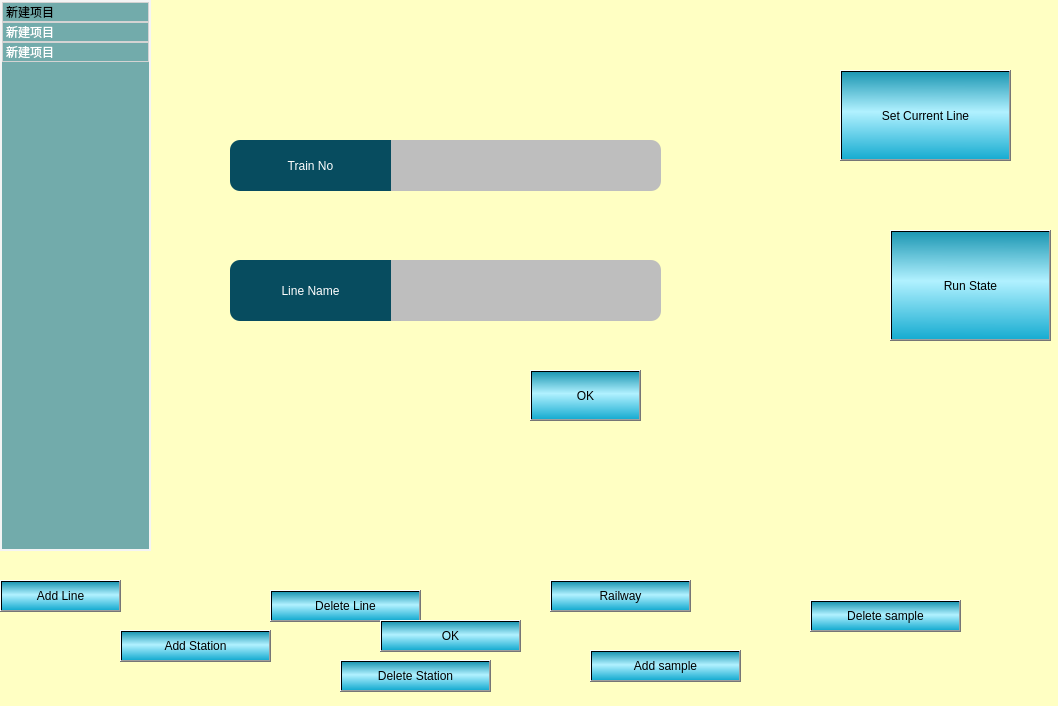
The window that TrainLineEditPkg/trainlinepanel.ui (zhangxuran11/TrainLineEdit) describes before a commit, drawn with Qt 5.
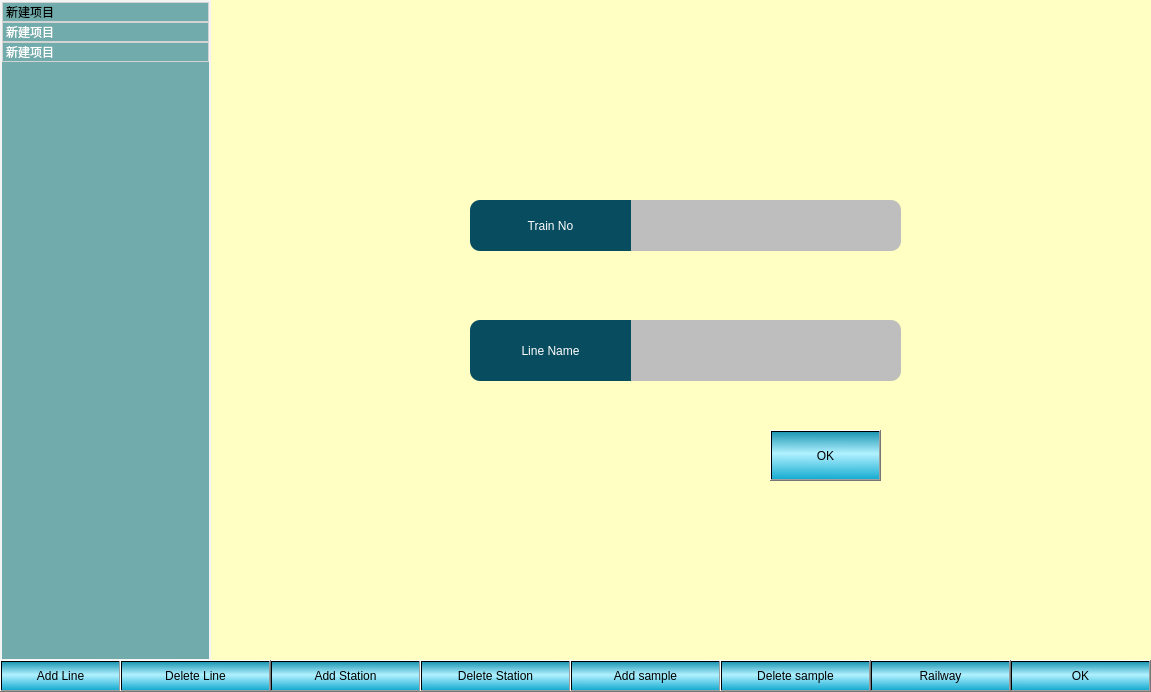
The same window after the commit. The open tabs and pages were chosen to show the change.

Patch:
```diff
--- a/TrainLineEditPkg/trainlinepanel.ui
+++ b/TrainLineEditPkg/trainlinepanel.ui
@@ -6,8 +6,8 @@
    <rect>
     <x>0</x>
     <y>0</y>
-    <width>1058</width>
-    <height>706</height>
+    <width>1151</width>
+    <height>692</height>
    </rect>
   </property>
   <property name="windowTitle">
@@ -23,8 +23,8 @@
     <rect>
      <x>0</x>
      <y>0</y>
-     <width>151</width>
-     <height>551</height>
+     <width>211</width>
+     <height>661</height>
     </rect>
    </property>
    <property name="styleSheet">
@@ -111,10 +111,10 @@
   <widget class="QStackedWidget" name="stackedWidget">
    <property name="geometry">
     <rect>
-     <x>150</x>
+     <x>210</x>
      <y>0</y>
-     <width>651</width>
-     <height>551</height>
+     <width>941</width>
+     <height>661</height>
     </rect>
    </property>
    <property name="styleSheet">
@@ -127,8 +127,8 @@
     <widget class="QPushButton" name="add_line_ok_btn">
      <property name="geometry">
       <rect>
-       <x>380</x>
-       <y>370</y>
+       <x>560</x>
+       <y>430</y>
        <width>111</width>
        <height>51</height>
       </rect>
@@ -147,8 +147,8 @@
     <widget class="QPushButton" name="line_name_lineEdit">
      <property name="geometry">
       <rect>
-       <x>240</x>
-       <y>260</y>
+       <x>420</x>
+       <y>320</y>
        <width>271</width>
        <height>61</height>
       </rect>
@@ -167,8 +167,8 @@
     <widget class="QLabel" name="label">
      <property name="geometry">
       <rect>
-       <x>80</x>
-       <y>260</y>
+       <x>260</x>
+       <y>320</y>
        <width>161</width>
        <height>61</height>
       </rect>
@@ -191,8 +191,8 @@
     <widget class="QPushButton" name="train_id_lineEdit">
      <property name="geometry">
       <rect>
-       <x>240</x>
-       <y>140</y>
+       <x>420</x>
+       <y>200</y>
        <width>271</width>
        <height>51</height>
       </rect>
@@ -211,8 +211,8 @@
     <widget class="QLabel" name="label_2">
      <property name="geometry">
       <rect>
-       <x>80</x>
-       <y>140</y>
+       <x>260</x>
+       <y>200</y>
        <width>161</width>
        <height>51</height>
       </rect>
@@ -286,10 +286,10 @@
   <widget class="QPushButton" name="setCurLineBtn">
    <property name="geometry">
     <rect>
-     <x>840</x>
-     <y>70</y>
-     <width>171</width>
-     <height>91</height>
+     <x>1330</x>
+     <y>100</y>
+     <width>101</width>
+     <height>61</height>
     </rect>
    </property>
    <property name="styleSheet">
@@ -306,10 +306,10 @@
   <widget class="QPushButton" name="runStateBtn">
    <property name="geometry">
     <rect>
-     <x>890</x>
-     <y>230</y>
-     <width>161</width>
-     <height>111</height>
+     <x>1320</x>
+     <y>200</y>
+     <width>111</width>
+     <height>71</height>
     </rect>
    </property>
    <property name="styleSheet">
@@ -327,7 +327,7 @@
    <property name="geometry">
     <rect>
      <x>0</x>
-     <y>580</y>
+     <y>660</y>
      <width>121</width>
      <height>32</height>
     </rect>
@@ -346,8 +346,8 @@
   <widget class="QPushButton" name="add_station_btn">
    <property name="geometry">
     <rect>
-     <x>120</x>
-     <y>630</y>
+     <x>270</x>
+     <y>660</y>
      <width>151</width>
      <height>32</height>
     </rect>
@@ -366,8 +366,8 @@
   <widget class="QPushButton" name="delete_line_btn">
    <property name="geometry">
     <rect>
-     <x>270</x>
-     <y>590</y>
+     <x>120</x>
+     <y>660</y>
      <width>151</width>
      <height>32</height>
     </rect>
@@ -386,8 +386,8 @@
   <widget class="QPushButton" name="ok_btn">
    <property name="geometry">
     <rect>
-     <x>380</x>
-     <y>620</y>
+     <x>1010</x>
+     <y>660</y>
      <width>141</width>
      <height>32</height>
     </rect>
@@ -406,8 +406,8 @@
   <widget class="QPushButton" name="railway_btn">
    <property name="geometry">
     <rect>
-     <x>550</x>
-     <y>580</y>
+     <x>870</x>
+     <y>660</y>
      <width>141</width>
      <height>32</height>
     </rect>
@@ -426,7 +426,7 @@
   <widget class="QPushButton" name="delete_station_btn">
    <property name="geometry">
     <rect>
-     <x>340</x>
+     <x>420</x>
      <y>660</y>
      <width>151</width>
      <height>32</height>
@@ -446,8 +446,8 @@
   <widget class="QPushButton" name="add_sample_btn">
    <property name="geometry">
     <rect>
-     <x>590</x>
-     <y>650</y>
+     <x>570</x>
+     <y>660</y>
      <width>151</width>
      <height>32</height>
     </rect>
@@ -466,8 +466,8 @@
   <widget class="QPushButton" name="delete_sample_btn">
    <property name="geometry">
     <rect>
-     <x>810</x>
-     <y>600</y>
+     <x>720</x>
+     <y>660</y>
      <width>151</width>
      <height>32</height>
     </rect>
```
Left out of the diff: 10 changed lines with no effect on the pictures.
